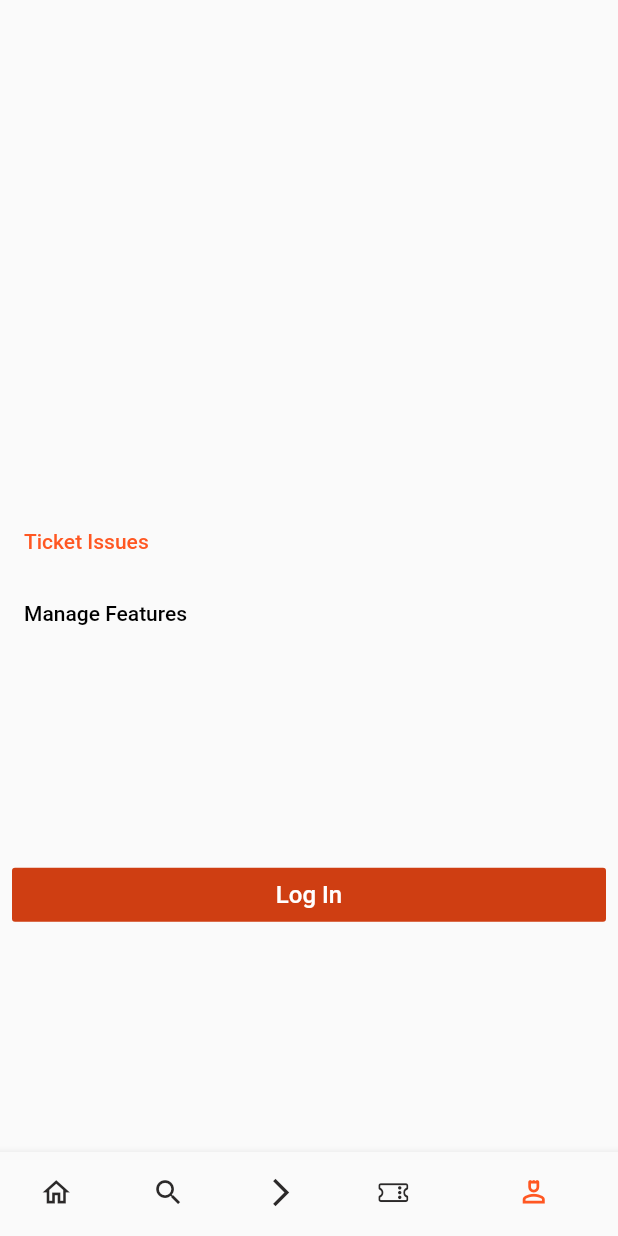
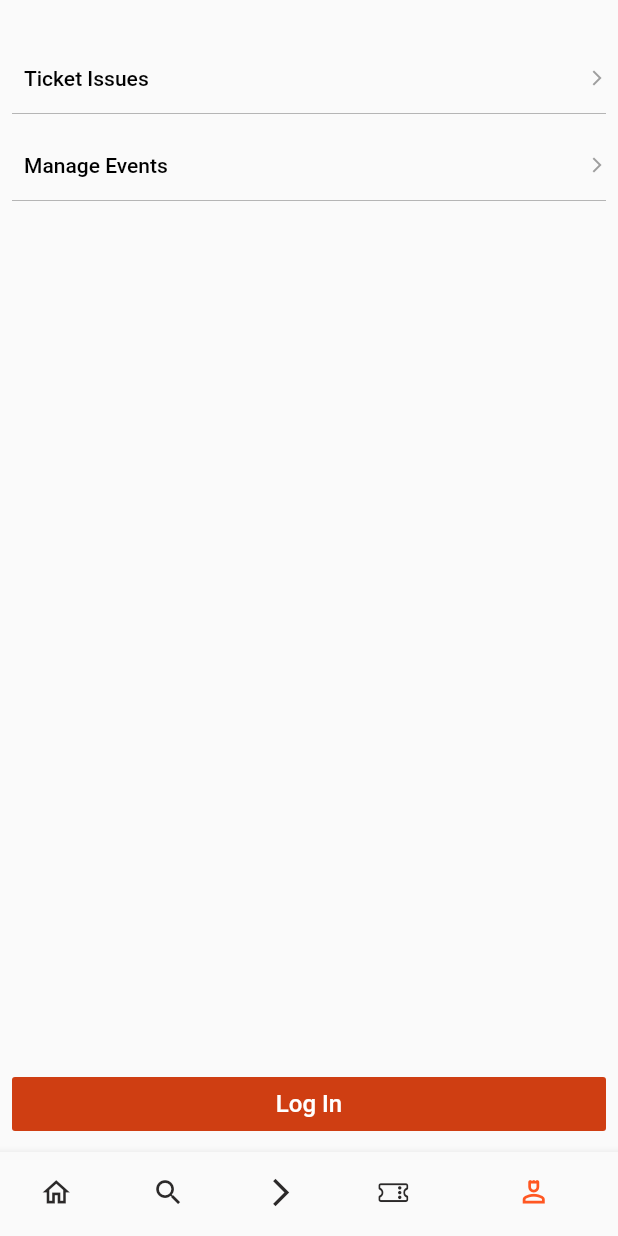
Before and after one commit to AliKhalaf1/SoftwareProjectCross, a Flutter app: the screen it shows after launch, item 5 of the bottom bar chosen, on a phone screen of 412 x 824 dp. Run offline on Flutter 3.47's test engine with Material 2 defaults, Android fonts, the phone set to English and light mode, and no system bars.

Commit message:
First Page Finished

```diff
--- a/lib/screens/profile_sign_up.dart
+++ b/lib/screens/profile_sign_up.dart
@@ -1,5 +1,6 @@
 import 'package:flutter/cupertino.dart';
 import 'package:flutter/material.dart';
+import '../widgets/button_links.dart';
 
 class ProfileLogIn extends StatelessWidget {
   const ProfileLogIn({super.key});
@@ -10,36 +11,16 @@ class ProfileLogIn extends StatelessWidget {
       padding: const EdgeInsets.all(8.0),
       child: Column(
         crossAxisAlignment: CrossAxisAlignment.stretch,
-        mainAxisAlignment: MainAxisAlignment.spaceEvenly,
+        mainAxisAlignment: MainAxisAlignment.spaceBetween,
         children: [
-          const SizedBox(
-            height: 50,
-            child: Text(''),
-          ),
           Column(
-            mainAxisAlignment: MainAxisAlignment.start,
             children: [
-              Align(
-                alignment: Alignment.centerLeft,
-                child: TextButton(
-                  onPressed: () {},
-                  child: const Text(
-                    'Ticket Issues',
-                    textAlign: TextAlign.left,
-                  ),
-                ),
+              const SizedBox(
+                height: 10,
+                child: Text(''),
               ),
-              Align(
-                alignment: Alignment.centerLeft,
-                child: TextButton(
-                  style: ButtonStyle(
-                    foregroundColor: MaterialStateProperty.all(Colors.black),
-                  ),
-                  onPressed: () {},
-                  child:
-                      const Text('Manage Features', textAlign: TextAlign.left),
-                ),
-              ),
+              const SignUpButtonLink('Ticket Issues'),
+              const SignUpButtonLink('Manage Events'),
             ],
           ),
           TextButton(
--- a/lib/widgets/button_links.dart
+++ b/lib/widgets/button_links.dart
@@ -1,21 +1,33 @@
-import 'package:flutter/cupertino.dart';
 import 'package:flutter/material.dart';
 
 class SignUpButtonLink extends StatelessWidget {
   final String text;
-  SignUpButtonLink(this.text, {super.key});
+  const SignUpButtonLink(this.text, {super.key});
 
   @override
   Widget build(BuildContext context) {
-    return Padding(
-      padding: const EdgeInsets.all(8.0),
+    return Container(
+      margin: const EdgeInsets.only(top: 10),
+      //padding: const EdgeInsets.all(8.0),
+      foregroundDecoration: const BoxDecoration(
+        border: Border(
+          bottom: BorderSide(
+            color: Colors.grey,
+            width: 0.5,
+          ),
+        ),
+      ),
       child: Row(
+        mainAxisAlignment: MainAxisAlignment.spaceBetween,
         children: [
-          const Text('Don\'t have an account?'),
           TextButton(
+            style: ButtonStyle(
+              foregroundColor: MaterialStateProperty.all(Colors.black),
+            ),
             onPressed: () {},
-            child: const Text('Sign Up'),
+            child: Text(text),
           ),
+          const Icon(Icons.arrow_forward_ios, size: 12, color: Colors.grey),
         ],
       ),
     );
```
